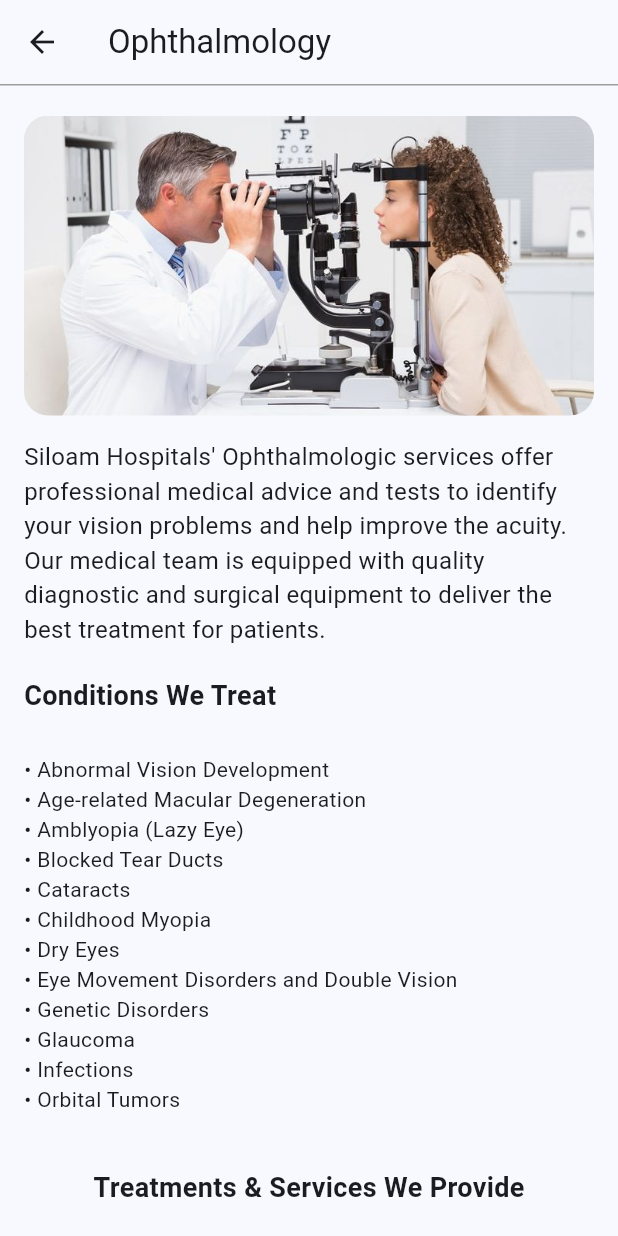
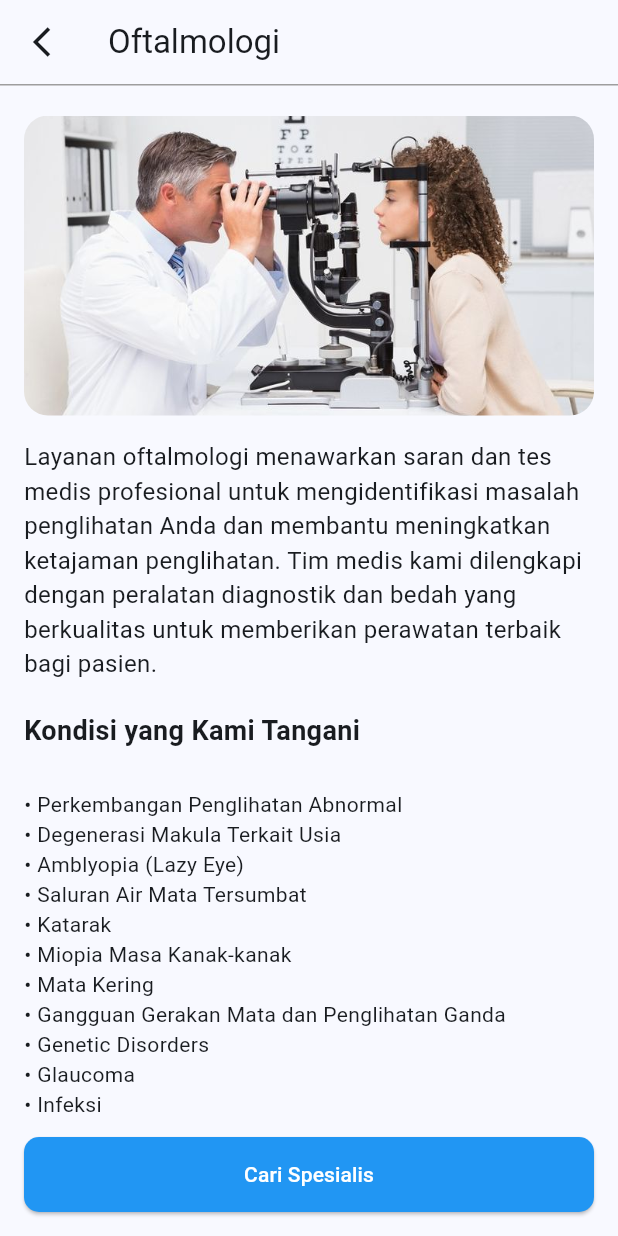
Before and after one commit to boyaditya/flutter-outpatient-hospital-app, a Flutter app: the DetailSpesialisasi screen opened by its route, on a phone screen of 412 x 824 dp. Run offline on Flutter 3.47's test engine with Material 3 defaults, Android fonts, the phone set to English and light mode, and no system bars; our stand-ins replace calendar_date_picker2, carousel_slider, dots_indicator, flutter_rating_bar, google_fonts.

Commit message:
detail spesialisasi

```diff
--- a/app/lib/pages/infors/detail_spesialisasi.dart
+++ b/app/lib/pages/infors/detail_spesialisasi.dart
@@ -1,34 +1,19 @@
 import 'package:flutter/material.dart';
 
-// void main() {
-//   runApp(MyApp());
-// }
-
-// class MyApp extends StatelessWidget {
-//   @override
-//   Widget build(BuildContext context) {
-//     return MaterialApp(
-//       title: 'Ophthalmology',
-//       theme: ThemeData(
-//         primarySwatch: Colors.blue,
-//       ),
-//       home: DetailSpesialisasi(),
-//     );
-//   }
-// }
-
 class DetailSpesialisasi extends StatelessWidget {
-  const DetailSpesialisasi({super.key});
+  const DetailSpesialisasi({Key? key}) : super(key: key);
 
   @override
   Widget build(BuildContext context) {
     return Scaffold(
       appBar: AppBar(
-        // leading: IconButton(
-        //   icon: const Icon(Icons.arrow_back_ios_outlined),
-        //   onPressed: () {},
-        // ),
-        title: const Text('Ophthalmology'),
+        leading: IconButton(
+          icon: const Icon(Icons.arrow_back_ios_outlined),
+          onPressed: () {
+            Navigator.pop(context);
+          },
+        ),
+        title: const Text('Oftalmologi'),
         bottom: const PreferredSize(
           preferredSize: Size.fromHeight(1.0),
           child: Divider(
@@ -60,12 +45,12 @@
                 crossAxisAlignment: CrossAxisAlignment.start,
                 children: [
                   Text(
-                    'Siloam Hospitals\' Ophthalmologic services offer professional medical advice and tests to identify your vision problems and help improve the acuity. Our medical team is equipped with quality diagnostic and surgical equipment to deliver the best treatment for patients.',
+                    'Layanan oftalmologi menawarkan saran dan tes medis profesional untuk mengidentifikasi masalah penglihatan Anda dan membantu meningkatkan ketajaman penglihatan. Tim medis kami dilengkapi dengan peralatan diagnostik dan bedah yang berkualitas untuk memberikan perawatan terbaik bagi pasien.',
                     style: TextStyle(fontSize: 16),
                   ),
                   SizedBox(height: 20),
                   Text(
-                    'Conditions We Treat',
+                    'Kondisi yang Kami Tangani',
                     style: TextStyle(fontSize: 18, fontWeight: FontWeight.bold),
                   ),
                   SizedBox(height: 10),
@@ -74,18 +59,18 @@
             ),
             const BulletList(
               items: [
-                'Abnormal Vision Development',
-                'Age-related Macular Degeneration',
+                'Perkembangan Penglihatan Abnormal',
+                'Degenerasi Makula Terkait Usia',
                 'Amblyopia (Lazy Eye)',
-                'Blocked Tear Ducts',
-                'Cataracts',
-                'Childhood Myopia',
-                'Dry Eyes',
-                'Eye Movement Disorders and Double Vision',
+                'Saluran Air Mata Tersumbat',
+                'Katarak',
+                'Miopia Masa Kanak-kanak',
+                'Mata Kering',
+                'Gangguan Gerakan Mata dan Penglihatan Ganda',
                 'Genetic Disorders',
                 'Glaucoma',
-                'Infections',
-                'Orbital Tumors',
+                'Infeksi',
+                'Tumor Orbital',
               ],
             ),
             const Padding(
@@ -95,7 +80,7 @@
                 children: [
                   SizedBox(height: 20),
                   Text(
-                    'Treatments & Services We Provide',
+                    'Perawatan & Layanan yang Kami Sediakan',
                     style: TextStyle(fontSize: 18, fontWeight: FontWeight.bold),
                   ),
                   SizedBox(height: 10),
@@ -105,11 +90,11 @@
             const BulletList(
               items: [
                 'Blepharoplasty (Eyelid Surgery)',
-                'Cataract Surgery',
-                'Cornea and Refractive Surgery',
-                'Glaucoma Treatment',
-                'LASIK Eye Surgery',
-                'Retinal Tear and Detachment Services',
+                'Operasi Katarak',
+                'Operasi Kornea dan Bedah Refraktif',
+                'Pengobatan Glaukoma',
+                'Operasi Mata LASIK',
+                'Layanan Robekan dan Pelepasan Retina',
               ],
             ),
             const Padding(
@@ -119,19 +104,21 @@
                 children: [
                   SizedBox(height: 20),
                   Text(
-                    '*Please note that this is not a complete list of all the conditions and treatments that we provide. The information is intended as rough guidelines and not for medical advice.',
+                    '*Harap diperhatikan bahwa ini bukanlah daftar lengkap semua kondisi dan perawatan yang kami sediakan. Informasi ini dimaksudkan sebagai panduan kasar dan bukan sebagai saran medis.',
                     style: TextStyle(fontSize: 14, color: Colors.grey),
                   ),
                 ],
               ),
             ),
             const SizedBox(height: 16),
-            Padding(
-              padding: const EdgeInsets.symmetric(horizontal: 16.0),
+          ],
+        ),
+      ),
+      bottomNavigationBar: Padding(
+        padding: const EdgeInsets.all(16.0),
         child: ElevatedButton(
           onPressed: () {
             Navigator.pushNamed(context, '/cari_reservasi');
-                  // handle the button tap
           },
           style: ElevatedButton.styleFrom(
             backgroundColor: Colors.blue,
@@ -146,10 +133,6 @@
           ),
         ),
       ),
-            const SizedBox(height: 16),
-          ],
-        ),
-      ),
     );
   }
 }
@@ -157,7 +140,7 @@
 class BulletList extends StatelessWidget {
   final List<String> items;
 
-  const BulletList({super.key, required this.items});
+  const BulletList({Key? key, required this.items}) : super(key: key);
 
   @override
   Widget build(BuildContext context) {
```
Lines whose indentation alone changed are shown as unchanged.
